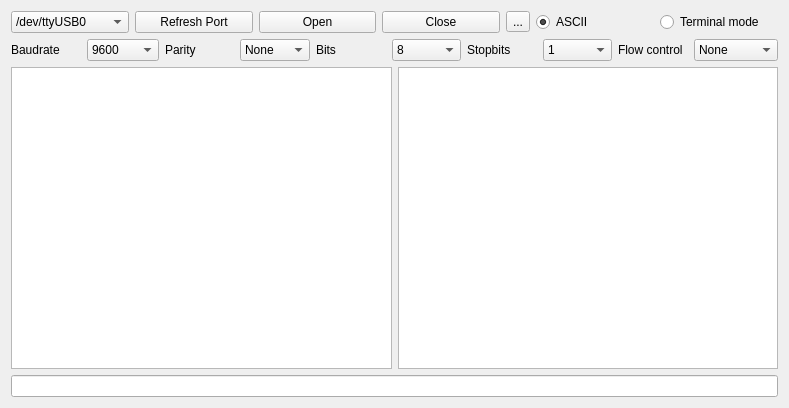
Old version of the form serialtool.ui in the repository yageek/QTSerial.
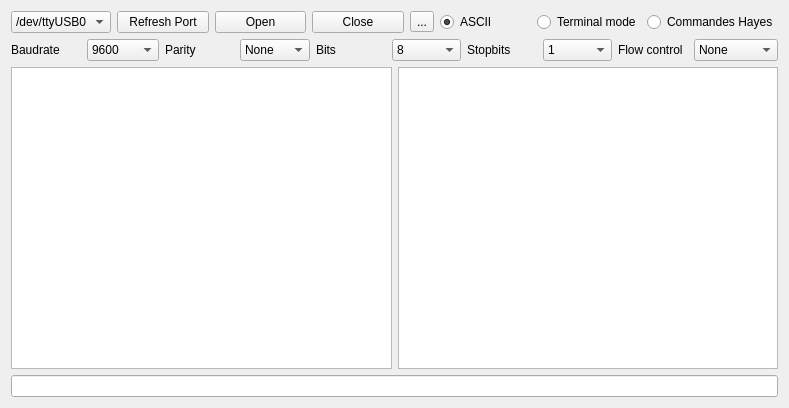
New version of the form. Icons and pictures are not drawn.

Commit message: Add hayes commands

The edit to the form file:
```diff
--- a/serialtool.ui
+++ b/serialtool.ui
@@ -84,6 +84,13 @@
        </property>
       </widget>
      </item>
+     <item>
+      <widget class="QRadioButton" name="hayesRadio">
+       <property name="text">
+        <string>Commandes Hayes</string>
+       </property>
+      </widget>
+     </item>
     </layout>
    </item>
    <item>
```
The commit also changes 1 other file.
